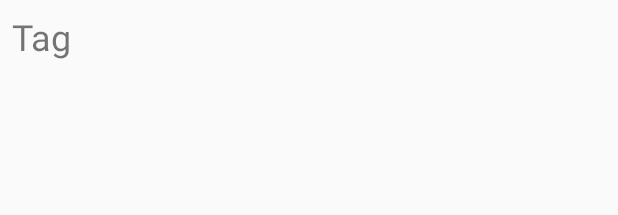
After one commit to maezred/Places-Android, an Android app: the layout item_tag.xml on its own in the app's theme, with its tools: preview values and no code run, on a phone screen of 412 x 824 dp. The commit adds this screen. Shown: the top 215 px of the screen. Run offline under Robolectric (Android 15) with nearby library versions, the phone set to English and light mode, and no system bars.

Commit message:
Implement tag list activity.

```diff
--- a/app/src/main/res/layout/content_tags.xml
+++ b/app/src/main/res/layout/content_tags.xml
@@ -14,7 +14,7 @@
 	tools:showIn="@layout/activity_tags">
 
 	<net.moltendorf.places.view.PlacesListView
-		android:id="@+id/search_places_list"
+		android:id="@+id/tags_tag_list"
 		android:layout_width="match_parent"
 		android:layout_height="match_parent"/>
 </LinearLayout>
--- /dev/null
+++ b/app/src/main/res/layout/item_tag.xml
@@ -0,0 +1,8 @@
+<?xml version="1.0" encoding="utf-8"?>
+<TextView
+	xmlns:android="http://schemas.android.com/apk/res/android"
+	android:layout_width="match_parent"
+	android:layout_height="wrap_content"
+	android:padding="8dp"
+	android:text="@string/placeholder_tag"
+	android:textSize="24sp"/>
--- a/app/src/main/res/values/strings.xml
+++ b/app/src/main/res/values/strings.xml
@@ -13,4 +13,5 @@
 	<string name="main_all_tags">Show All Tags</string>
 	<string name="main_title">The Food at Stoneridge Mall</string>
 	<string name="title_activity_tags">All Tags</string>
+	<string name="placeholder_tag">Tag</string>
 </resources>
```
Also changed, not shown: app/src/main/java/net/moltendorf/places/activity/TagsActivity.java (+45 -0 lines), app/src/main/java/net/moltendorf/places/view/TagViewHolder.java (added, +57 -0 lines).
